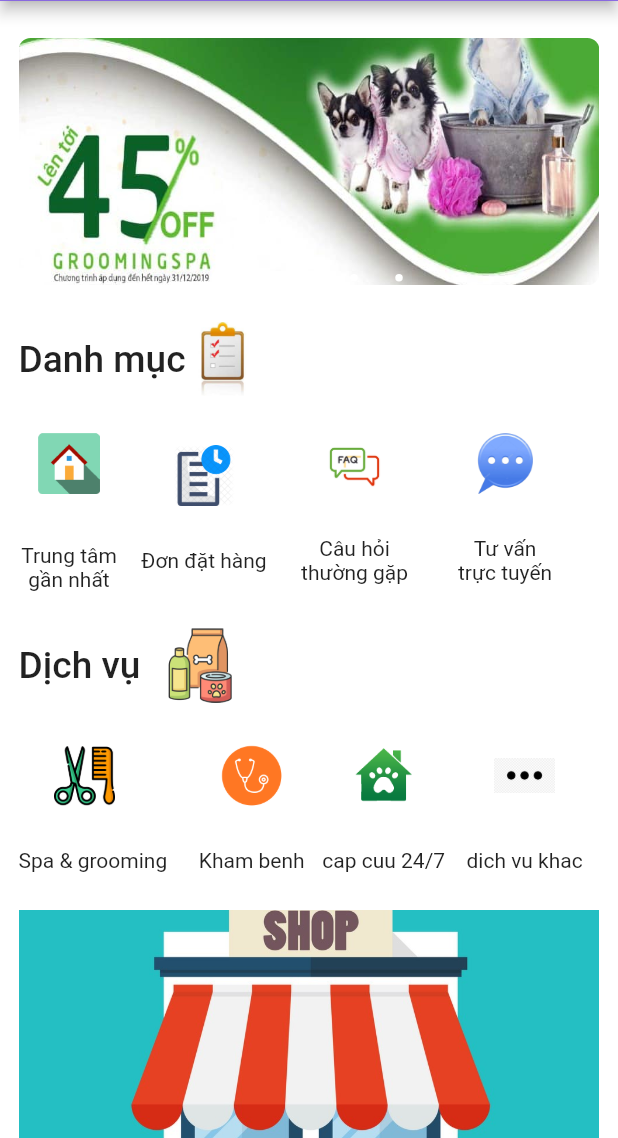
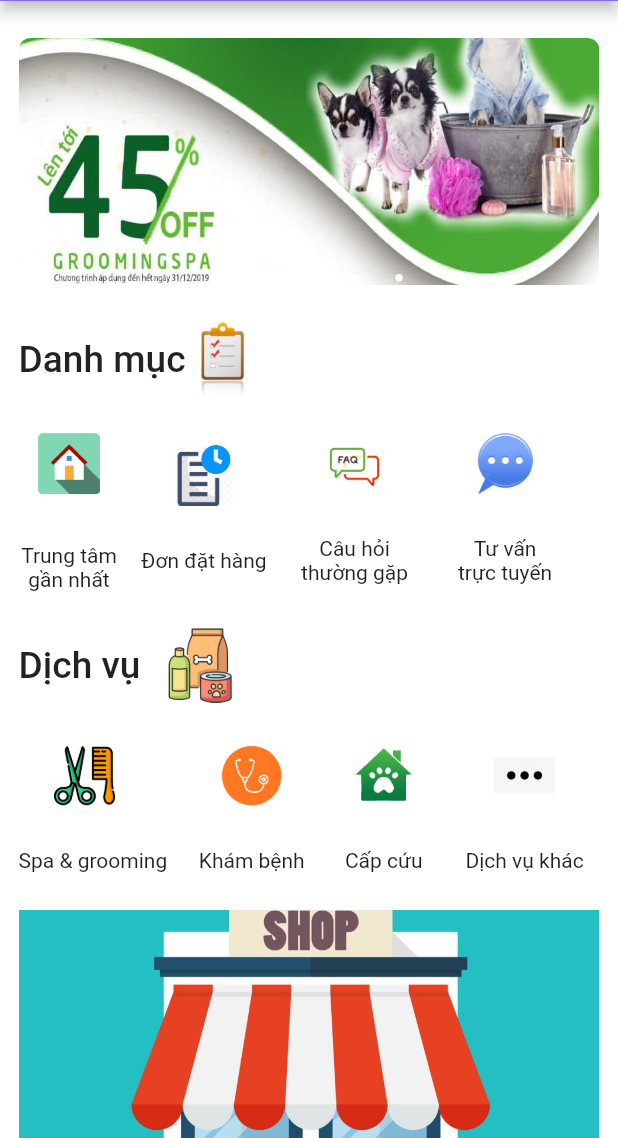
Before and after one commit to khanhpl/Pegodo_HCI, a Flutter app: the CusHomeScreen screen opened directly, on a phone screen of 412 x 824 dp, the part 98-1236 px from its top. Run offline on Flutter 3.47's test engine with Material 2 defaults, Android fonts, the phone set to English and light mode, and no system bars; drawn by our look-alikes of carousel_pro; our stand-ins replace convex_bottom_bar, firebase_auth, firebase_core, flutter_rating_bar, google_sign_in, image_picker; accounts and stored records are empty; network calls fail.

Commit message:
chinh sua text

```diff
--- a/lib/screens/customer/cus_main/cus_home_screen.dart
+++ b/lib/screens/customer/cus_main/cus_home_screen.dart
@@ -302,7 +302,7 @@ class _CusHomeScreenState extends State<CusHomeScreen> {
                     SizedBox(height: _pageHeight * 0.03),
                     Container(
                       child: Text(
-                        'Kham benh',
+                        'Khám bệnh',
                         textAlign: TextAlign.center,
                         style: TextStyle(fontWeight: FontWeight.w400),
                       ),
@@ -322,7 +322,7 @@ class _CusHomeScreenState extends State<CusHomeScreen> {
                     SizedBox(height: _pageHeight * 0.03),
                     Container(
                       child: Text(
-                        'cap cuu 24/7',
+                        'Cấp cứu ',
                         textAlign: TextAlign.center,
                         style: TextStyle(fontWeight: FontWeight.w400),
                       ),
@@ -343,7 +343,7 @@ class _CusHomeScreenState extends State<CusHomeScreen> {
                       SizedBox(height: _pageHeight * 0.03),
                       Container(
                         child: Text(
-                          'dich vu khac',
+                          'Dịch vụ khác',
                           textAlign: TextAlign.center,
                           style: TextStyle(fontWeight: FontWeight.w400),
                         ),
```
